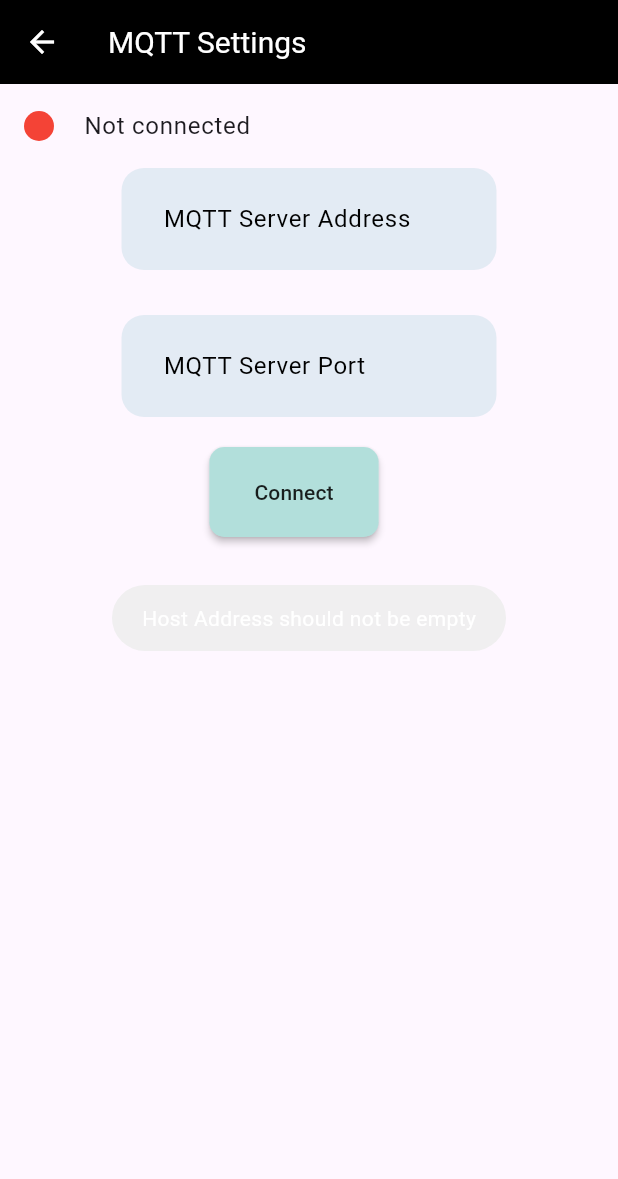
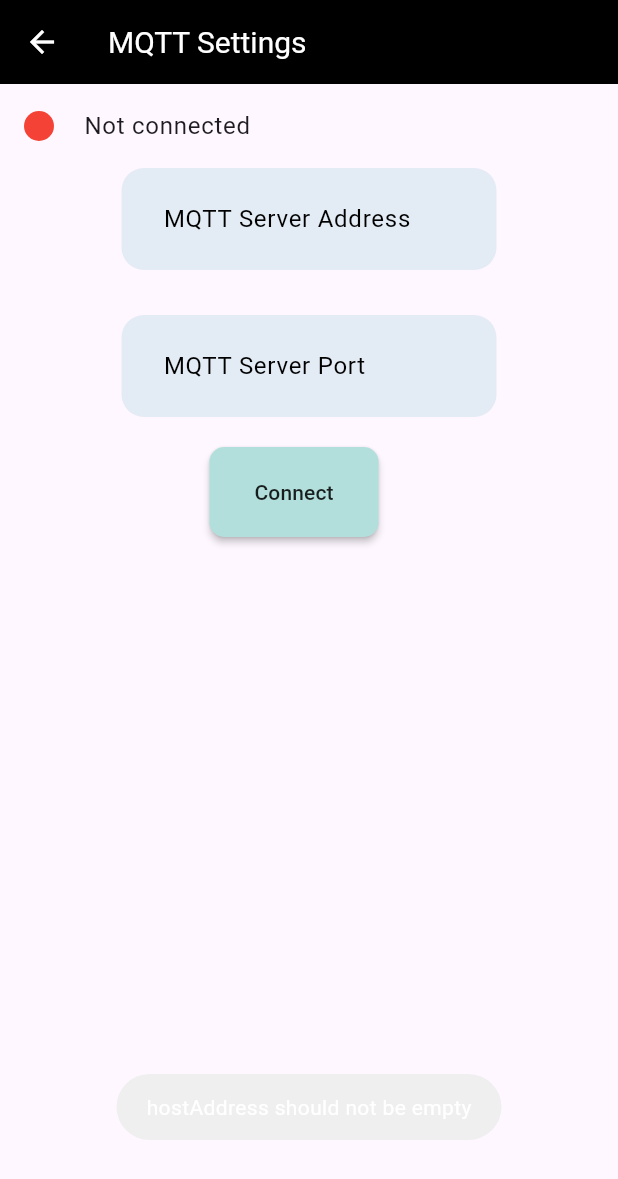
Before and after one commit to Sreenu-Chandaka/xtract_line_graph, a Flutter app: the ConnectServer screen opened directly, after a tap on "Connect", on a phone screen of 412 x 824 dp. Shown: the top 1179 px of the screen. Run offline on Flutter 3.47's test engine with Material 3 defaults, Android fonts, the phone set to English and light mode, and no system bars; our stand-ins replace fluttertoast, get, get_storage, supabase_flutter, syncfusion_flutter_charts; missing offline and left inert: mqtt_client; accounts and stored records are empty.

Commit message:
Update| automatic connection implemented successfully

```diff
--- a/lib/controller/connect_server_controller.dart
+++ b/lib/controller/connect_server_controller.dart
@@ -1,15 +1,15 @@
 import 'package:flutter/material.dart';
 
-import 'package:fluttertoast/fluttertoast.dart';
 import 'package:get/get.dart';
+import 'package:xtract/helper/get_helper.dart';
 import 'package:xtract/model/message_model.dart';
+import 'package:xtract/widgets/toast_msg.dart';
 
 import 'mqtt_controller.dart';
 
 class ConnectServerController extends GetxController {
   var hostNameController = TextEditingController();
   var serverPortController = TextEditingController();
-
 
   var messageController = TextEditingController();
   var publishTopicController = TextEditingController();
@@ -20,26 +20,20 @@ class ConnectServerController extends GetxController {
   var messageMap = <String, List<MessageResponse>>{}.obs;
   var mqttController = MQTTController();
 
-
   Future<void> connectToBroker() async {
-    if (hostNameController.text.isEmpty) {
-      Fluttertoast.showToast(
-        msg: 'Host Address should not be empty',
-        gravity: ToastGravity.CENTER,
-        textColor: Colors.white,
-        webPosition: "center",
-        webBgColor: "#b2dfdb",
-        timeInSecForIosWeb: 2,
-      );
+    if (hostNameController.text.isEmpty && GetHelper.getHost().isEmpty) {
+      ToastMsg.msg("hostAddress should not be empty");
     } else {
       if (brokerConnected.isFalse) {
         mqttController.initializeAndConnect(
-          hostName: hostNameController.text,
-
+          hostName: hostNameController.text.isNotEmpty
+              ? hostNameController.text
+              : GetHelper.getHost(),
           keepAliveTime: 1000,
-
-          portNumber: int.tryParse(serverPortController.text) ?? 1883,
-
+          portNumber: int.tryParse(serverPortController.text.isNotEmpty
+                  ? serverPortController.text
+                  : GetHelper.getPort()) ??
+              1883,
         );
         brokerConnected.value = await mqttController.onConnected();
       } else {
@@ -63,10 +57,7 @@ class ConnectServerController extends GetxController {
 
   void unSubscribeToTopic({required String topic}) {
     mqttController.unSubscribeToMQTT(topic: topic);
-
   }
-
-
 
   // Adjust handleMessage method
   void handleMessage(MessageResponse message) {
--- a/lib/controller/mqtt_controller.dart
+++ b/lib/controller/mqtt_controller.dart
@@ -43,7 +43,7 @@ class MQTTController {
     mqttClient!.connectionMessage = connMessage;
 
     try {
-      await mqttClient!.connect("sreenu", "123");
+      await mqttClient!.connect();
       print("entered into connect clinet......///////////////////");
       if (mqttClient!.connectionStatus!.state == MqttConnectionState.connected) {
         print(mqttClient!.connectionStatus!.state);
--- a/lib/helper/get_helper.dart
+++ b/lib/helper/get_helper.dart
@@ -2,6 +2,8 @@ import 'package:get_storage/get_storage.dart';
 
 class GetHelper {
   static const String accessToken = 'access-token';
+  static const String hostValue='host-value';
+  static const String portNumber='port-number';
 
   static final box = GetStorage();
 
@@ -11,4 +13,10 @@ class GetHelper {
 
   static String getAccessToken() => box.read(accessToken) ?? '';
   static void setAccessToken(String value) => box.write(accessToken, value);
+
+  static String getHost()=> box.read(hostValue)??'';
+  static void setHost(String value)=> box.write(hostValue, value);
+
+  static String getPort()=>box.read(portNumber);
+  static void setPort(String value)=>box.write(portNumber, value);
 }
--- a/lib/main.dart
+++ b/lib/main.dart
@@ -1,7 +1,8 @@
 import 'package:flutter/material.dart';
-import 'package:flutter/services.dart';
+import 'package:get_storage/get_storage.dart';
 import 'package:supabase_flutter/supabase_flutter.dart';
 import 'package:provider/provider.dart';
+import 'package:xtract/helper/get_helper.dart';
 import 'package:xtract/providers/graph_provider.dart';
 
 
@@ -9,7 +10,8 @@ import 'pages/home_page.dart';
 
 void main() async {
   WidgetsFlutterBinding.ensureInitialized();
-  // SystemChrome.setPreferredOrientations([DeviceOrientation.landscapeLeft]);
+  await GetStorage.init();
+
 
   await Supabase.initialize(
     url: "https://jdhsuxetjdzwdznipbvm.supabase.co",
--- a/lib/pages/connect_server_screen.dart
+++ b/lib/pages/connect_server_screen.dart
@@ -2,6 +2,7 @@ import 'package:flutter/material.dart';
 import 'package:flutter/services.dart';
 import 'package:get/get.dart';
 import 'package:xtract/controller/connect_server_controller.dart';
+import 'package:xtract/helper/get_helper.dart';
 import 'package:xtract/pages/topics_screen.dart';
 import 'package:xtract/widgets/custom_methods.dart';
 
@@ -82,7 +83,10 @@ class _ConnectServerState extends State<ConnectServer> {
                             mainAxisAlignment: MainAxisAlignment.spaceBetween,
                             children: [
                               CustomMethods.customButton(
-                                onPressed: () => controller.connectToBroker(),
+                                onPressed: () { controller.connectToBroker();
+                                GetHelper.setHost(controller.hostNameController.text);
+                                GetHelper.setPort(controller.serverPortController.text);
+                                },
                                 buttonText: controller.brokerConnected.isTrue
                                     ? 'Disconnect'
                                     : 'Connect',
--- a/lib/pages/home_page.dart
+++ b/lib/pages/home_page.dart
@@ -5,6 +5,8 @@ import 'package:flutter/services.dart';
 import 'package:get/get.dart';
 import 'package:provider/provider.dart';
 import 'package:syncfusion_flutter_charts/charts.dart';
+import 'package:xtract/helper/get_helper.dart';
+import 'package:xtract/widgets/toast_msg.dart';
 import '../controller/connect_server_controller.dart';
 import '../model/live_data_model.dart';
 import '../providers/graph_provider.dart';
@@ -36,10 +38,20 @@ class _MyHomePageState extends State<MyHomePage> {
   @override
   void initState() {
     super.initState();
+    print(GetHelper.getHost().isNotEmpty);
+    ToastMsg.msg("host status: ${GetHelper.getHost().isNotEmpty}");
+    print("host statsu..////////////////////////////////////");
+    if(GetHelper.getHost().isNotEmpty && GetHelper.getPort().isNotEmpty){
+      debugPrint("entered into if statement..////////////////////////");
+
+      controller.connectToBroker();
+      debugPrint("crossed the controller ..////////////////////////");
+    }
     SystemChrome.setPreferredOrientations([
       DeviceOrientation.landscapeLeft,
     ]);
     graphProvider = Provider.of(context, listen: false);
+
 
     Future.delayed(const Duration(milliseconds: 320), () {
       graphProvider.getGraph();
--- /dev/null
+++ b/lib/widgets/toast_msg.dart
@@ -0,0 +1,15 @@
+import 'package:flutter/material.dart';
+import 'package:fluttertoast/fluttertoast.dart';
+class ToastMsg{
+  static msg(String msg){
+    return  Fluttertoast.showToast(
+        msg: msg,
+        gravity: ToastGravity.BOTTOM,
+        textColor: Colors.white,
+        webPosition: "center",
+        webBgColor: "#b2dfdb",
+        timeInSecForIosWeb: 2,
+      );
+  }
+
+}
```
